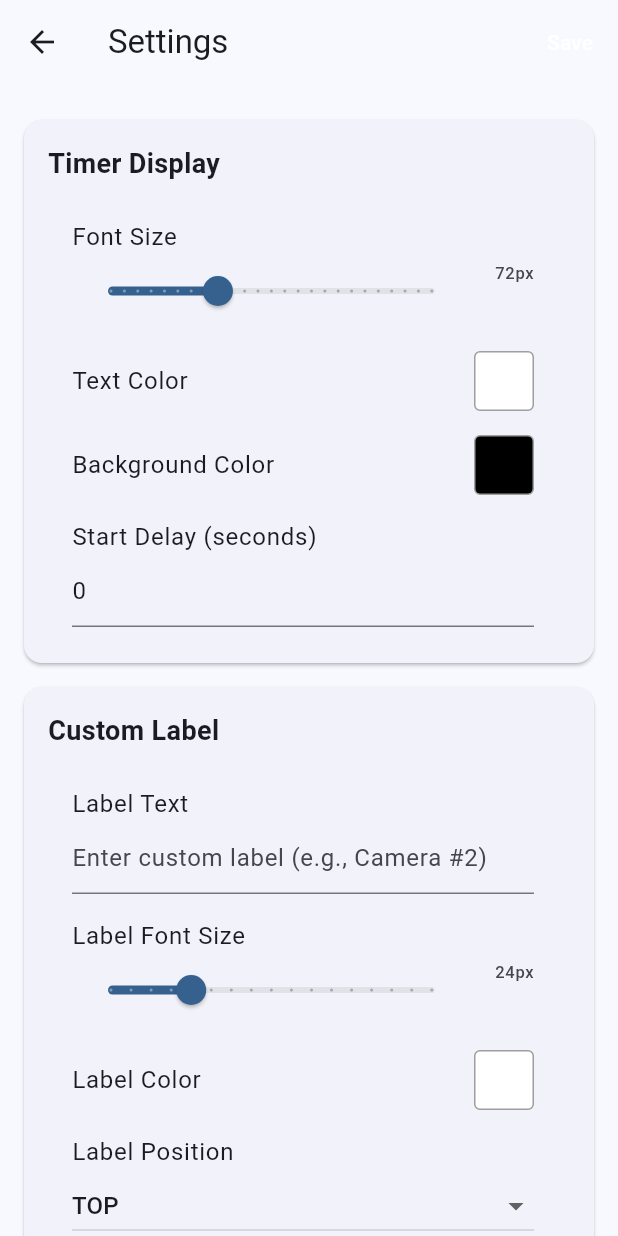
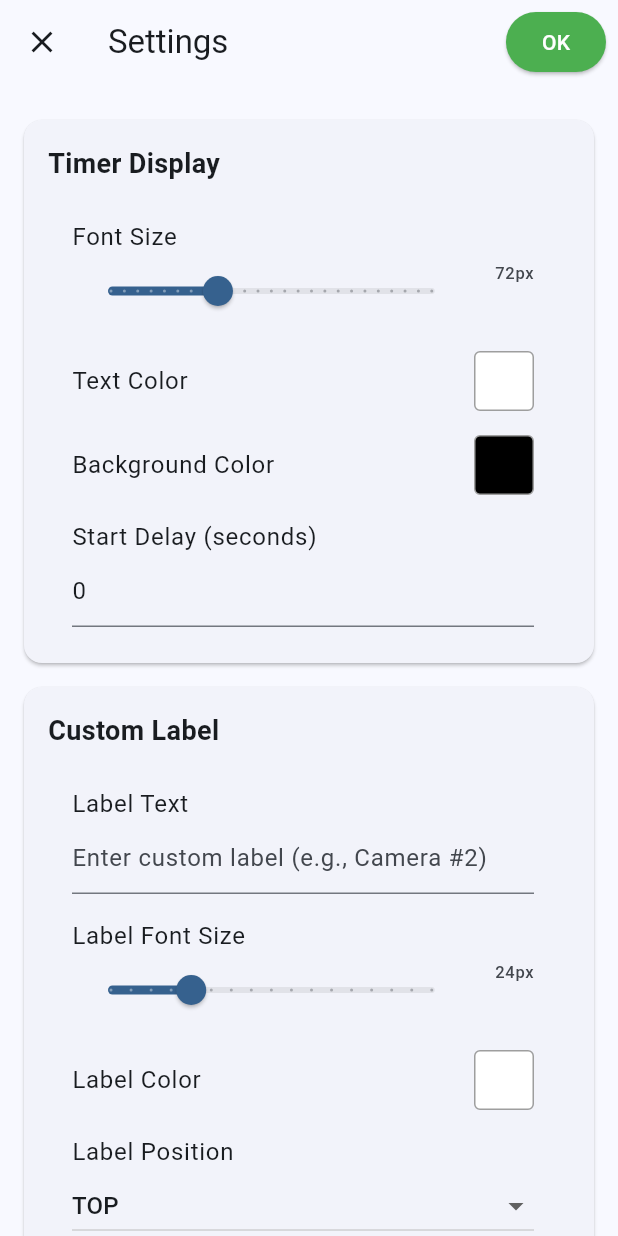
Before and after one commit to Adaminion/Millitimer-mac, a Flutter app: the screen it shows after launch, after a tap on the "settings" icon, on a phone screen of 412 x 824 dp. Run offline on Flutter 3.47's test engine with Material 3 defaults, Android fonts, the phone set to English and light mode, and no system bars.

Commit message:
Enhance timer with color inversion for camera triggering
- Timer shows inverted colors when idle or during countdown
- Normal colors only when actively running (provides visual trigger)
- Display stays at 00:00:000 during countdown phase
- Added countdown indicator overlay during delay
- Improved settings UI with OK/Cancel buttons and keyboard shortcuts
- Better focus management for text fields

The color change when timer starts now acts as a visual trigger
for motion-sensitive cameras.

🤖 Generated with [Claude Code](https://claude.ai/code)

Co-Authored-By: Claude <noreply@anthropic.com>

```diff
--- a/lib/screens/settings_screen.dart
+++ b/lib/screens/settings_screen.dart
@@ -15,6 +15,8 @@ class _SettingsScreenState extends State<SettingsScreen> {
   late TimerSettings _settings;
   late TextEditingController _labelTextController;
   late TextEditingController _startDelayController;
+  final FocusNode _labelTextFocusNode = FocusNode();
+  final FocusNode _startDelayFocusNode = FocusNode();
 
   @override
   void initState() {
@@ -28,7 +30,13 @@ class _SettingsScreenState extends State<SettingsScreen> {
   void dispose() {
     _labelTextController.dispose();
     _startDelayController.dispose();
+    _labelTextFocusNode.dispose();
+    _startDelayFocusNode.dispose();
     super.dispose();
+  }
+
+  void _saveAndExit() {
+    Navigator.pop(context, _settings);
   }
 
   String _getColorName(Color color) {
@@ -128,12 +136,23 @@ class _SettingsScreenState extends State<SettingsScreen> {
     return Scaffold(
       appBar: AppBar(
         title: const Text('Settings'),
+        leading: IconButton(
+          icon: const Icon(Icons.close),
+          onPressed: () {
+            Navigator.pop(context);
+          },
+        ),
         actions: [
-          TextButton(
-            onPressed: () {
-              Navigator.pop(context, _settings);
-            },
-            child: const Text('Save', style: TextStyle(color: Colors.white)),
+          Padding(
+            padding: const EdgeInsets.only(right: 8.0),
+            child: ElevatedButton(
+              onPressed: _saveAndExit,
+              style: ElevatedButton.styleFrom(
+                backgroundColor: Colors.green,
+                foregroundColor: Colors.white,
+              ),
+              child: const Text('OK'),
+            ),
           ),
         ],
       ),
@@ -202,6 +221,7 @@ class _SettingsScreenState extends State<SettingsScreen> {
                   title: const Text('Start Delay (seconds)'),
                   subtitle: TextField(
                     controller: _startDelayController,
+                    focusNode: _startDelayFocusNode,
                     keyboardType: TextInputType.number,
                     inputFormatters: [FilteringTextInputFormatter.digitsOnly],
                     decoration: const InputDecoration(
@@ -211,6 +231,9 @@ class _SettingsScreenState extends State<SettingsScreen> {
                       setState(() {
                         _settings.startDelaySeconds = int.tryParse(value) ?? 0;
                       });
+                    },
+                    onSubmitted: (_) {
+                      _saveAndExit();
                     },
                   ),
                 ),
@@ -223,6 +246,7 @@ class _SettingsScreenState extends State<SettingsScreen> {
                   title: const Text('Label Text'),
                   subtitle: TextField(
                     controller: _labelTextController,
+                    focusNode: _labelTextFocusNode,
                     decoration: const InputDecoration(
                       hintText: 'Enter custom label (e.g., Camera #2)',
                     ),
@@ -230,6 +254,9 @@ class _SettingsScreenState extends State<SettingsScreen> {
                       setState(() {
                         _settings.labelText = value;
                       });
+                    },
+                    onSubmitted: (_) {
+                      _saveAndExit();
                     },
                   ),
                 ),
--- a/lib/screens/timer_screen.dart
+++ b/lib/screens/timer_screen.dart
@@ -73,13 +73,11 @@ class _TimerScreenState extends State<TimerScreen> with TickerProviderStateMixin
   }
 
   void _resetTimer() {
+    _stopTimer();  // Stop the timer first
     setState(() {
-      _isRunning = false;
       _elapsedMilliseconds = 0;
     });
-    _stopwatch.stop();
     _stopwatch.reset();
-    _timer?.cancel();
   }
 
   void _recordLap() {
@@ -109,20 +107,32 @@ class _TimerScreenState extends State<TimerScreen> with TickerProviderStateMixin
   }
 
   Widget _buildTimer() {
-    final timeString = _formatTime(_elapsedMilliseconds);
+    // Show 00:00:000 during delay countdown or when stopped
+    final timeString = (_elapsedMilliseconds < 0 || !_isRunning)
+        ? '00:00:000'
+        : _formatTime(_elapsedMilliseconds);
+
+    // Invert colors when timer is not running or during delay countdown
+    final bool isInactive = !_isRunning || _elapsedMilliseconds < 0;
+    final backgroundColor = isInactive
+        ? _settings.digitColor
+        : _settings.digitBackgroundColor;
+    final textColor = isInactive
+        ? _settings.digitBackgroundColor
+        : _settings.digitColor;
 
     return Container(
       padding: const EdgeInsets.symmetric(horizontal: 20, vertical: 10),
       decoration: BoxDecoration(
-        color: _settings.digitBackgroundColor,
+        color: backgroundColor,
         borderRadius: BorderRadius.circular(10),
       ),
       child: Text(
         timeString,
         style: TextStyle(
           fontSize: _settings.digitFontSize,
-          color: _settings.digitColor,
-          fontFamily: 'monospace',
+          color: textColor,
+          fontFamily: 'Courier New',
           fontWeight: FontWeight.bold,
         ),
       ),
@@ -183,6 +193,33 @@ class _TimerScreenState extends State<TimerScreen> with TickerProviderStateMixin
       case LabelPosition.right:
         return label;
     }
+  }
+
+  Widget _buildDelayIndicator() {
+    if (_elapsedMilliseconds >= 0 || !_isRunning) {
+      return const SizedBox.shrink();
+    }
+
+    final delaySeconds = (-_elapsedMilliseconds / 1000).ceil();
+    return Positioned(
+      top: 20,
+      right: 20,
+      child: Container(
+        padding: const EdgeInsets.symmetric(horizontal: 12, vertical: 6),
+        decoration: BoxDecoration(
+          color: Colors.red.withAlpha(204),
+          borderRadius: BorderRadius.circular(5),
+        ),
+        child: Text(
+          'Starting in: $delaySeconds',
+          style: const TextStyle(
+            color: Colors.white,
+            fontWeight: FontWeight.bold,
+            fontSize: 14,
+          ),
+        ),
+      ),
+    );
   }
 
   Widget _buildTimerWithLabel() {
@@ -307,7 +344,9 @@ class _TimerScreenState extends State<TimerScreen> with TickerProviderStateMixin
     return Scaffold(
       backgroundColor: _settings.globalBackgroundColor,
       body: SafeArea(
-        child: Center(
+        child: Stack(
+          children: [
+            Center(
               child: SingleChildScrollView(
                 child: Padding(
                   padding: const EdgeInsets.all(20.0),
@@ -325,6 +364,9 @@ class _TimerScreenState extends State<TimerScreen> with TickerProviderStateMixin
                   ),
                 ),
               ),
+            ),
+            _buildDelayIndicator(),
+          ],
         ),
       ),
       floatingActionButton: FloatingActionButton(
```
Lines whose indentation alone changed are shown as unchanged.
